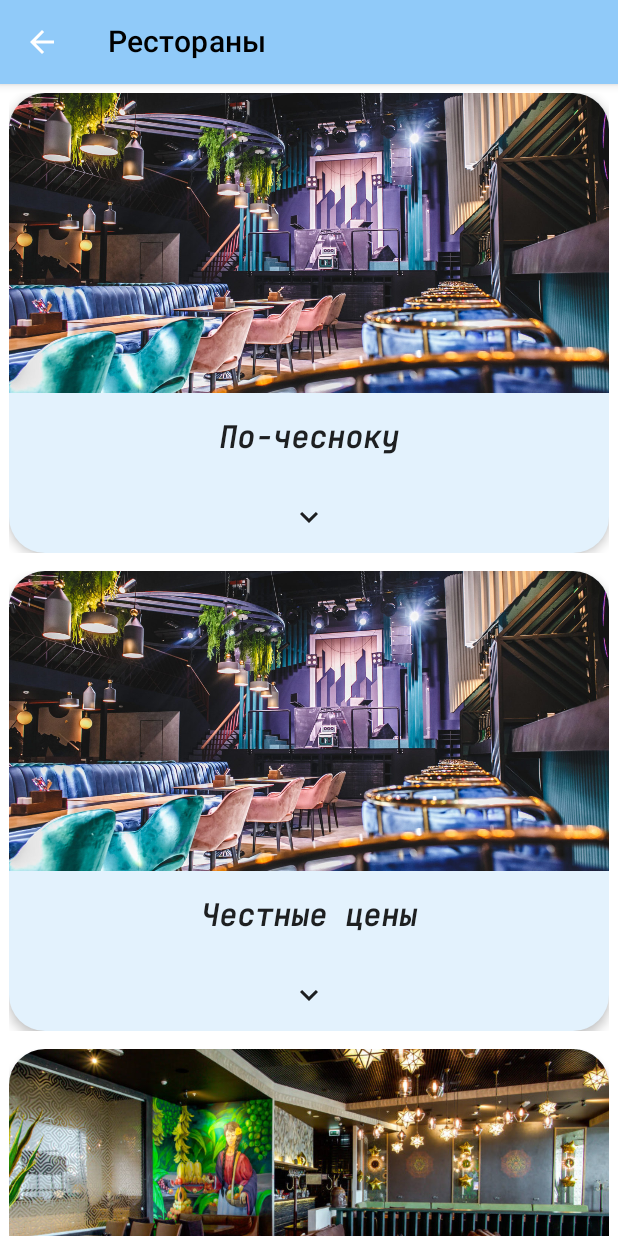
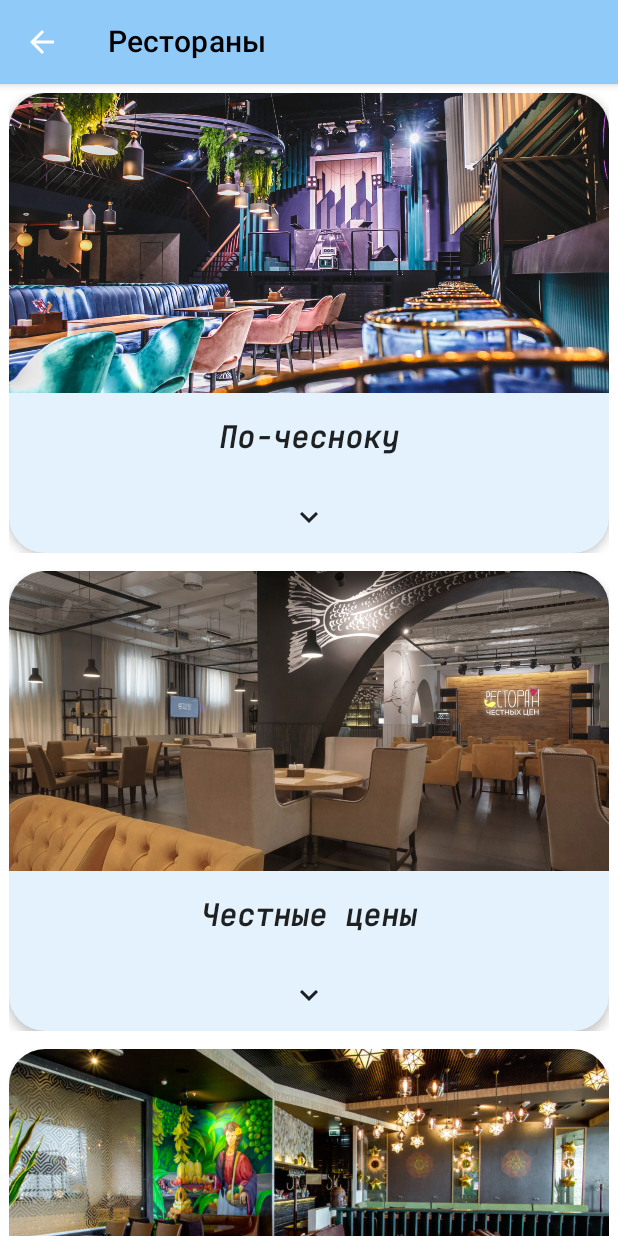
Before and after one commit to itIlia-22/MyCity, an Android app built with Jetpack Compose: the Category2 screen opened through its navigation route, on a phone screen of 412 x 824 dp. Run offline under Robolectric (Android 15) with nearby library versions, the phone set to English and light mode, and no system bars.

Commit message:
Подправил локальные данные

```diff
--- a/app/src/main/java/com/example/mycity/model/local/LocalCategory.kt
+++ b/app/src/main/java/com/example/mycity/model/local/LocalCategory.kt
@@ -4,6 +4,7 @@ import com.example.mycity.R
 import com.example.mycity.model.CategoryDetails
 
 object LocalCategory {
+
 
     val categoryPark = listOf(
         CategoryDetails(
@@ -32,7 +33,7 @@ object LocalCategory {
         ),
 
 
-    )
+        )
     val categoryRest = listOf(
         CategoryDetails(
             name = R.string.rest_chesnok,
@@ -43,7 +44,7 @@ object LocalCategory {
         CategoryDetails(
             name = R.string.rest_chesnie,
             desc = R.string.rest_chesnie_details,
-            image = R.drawable.pochesnoku
+            image = R.drawable.ic_checni
 
         ),
         CategoryDetails(
--- a/app/src/main/java/com/example/mycity/ui/theme/screens/StartMyCityScreen.kt
+++ b/app/src/main/java/com/example/mycity/ui/theme/screens/StartMyCityScreen.kt
@@ -13,6 +13,7 @@ import androidx.compose.ui.res.stringResource
 import androidx.compose.ui.tooling.preview.Preview
 import androidx.compose.ui.unit.dp
 import com.example.mycity.R
+import com.example.mycity.model.local.LocalCategory
 
 
 //метод для отображения начального экрана с категориями других экрнов
@@ -78,6 +79,7 @@ fun CategoryMyCity(
     }
 }
 
+
 @Preview(showBackground = true)
 @Composable
 fun CategoryMyCityPreview() {
--- a/app/src/main/res/values/strings.xml
+++ b/app/src/main/res/values/strings.xml
@@ -50,7 +50,8 @@
 В Ресторанах Честных Цен действует меню и карта бара, где все цены равны себестоимости. Для того, чтобы воспользоваться данным предложением вам необходимо приобрести браслет. Вы также можете воспользоваться меню и картой бара с привычными ценами для ресторана на каждый день.</string>
     <string name="rest_xokky_details">СУШИХокку это атмосфера и вкус крупнейших азиатских мегаполисов. Как портал в колоритную Азию,
         ресторан перенесёт вас на главную пешеходную аллею с коктейль-барами, уютную улочку с запахами еды или яркий ночной рынок.</string>
-    <string name="rest_iskra_details">Добавить самому</string>
+    <string name="rest_iskra_details">Караоке Искра принадлежит к рубрике «Рестораны». Организация осуществляет работу на станции метро Алабинская в районе Ленинский по адресу: Россия, Самара, Молодогвардейская, 209. Точные координаты на карте: долгота — 50°7′1.52′′E (50.117092), широта — 53°12′16.27′′N (53.204524).
+Расписание работы компании «Караоке Искра»: Пн: 12:00 - 23:00; вт-вс: 09:00 - 23:00. Караоке Искра также находится в рубрике «фастфуд».</string>
 
 
     <string name="dos_zavod_details">
```
Also changed, not shown: app/src/main/res/drawable/ic_checni.jpg (added).
